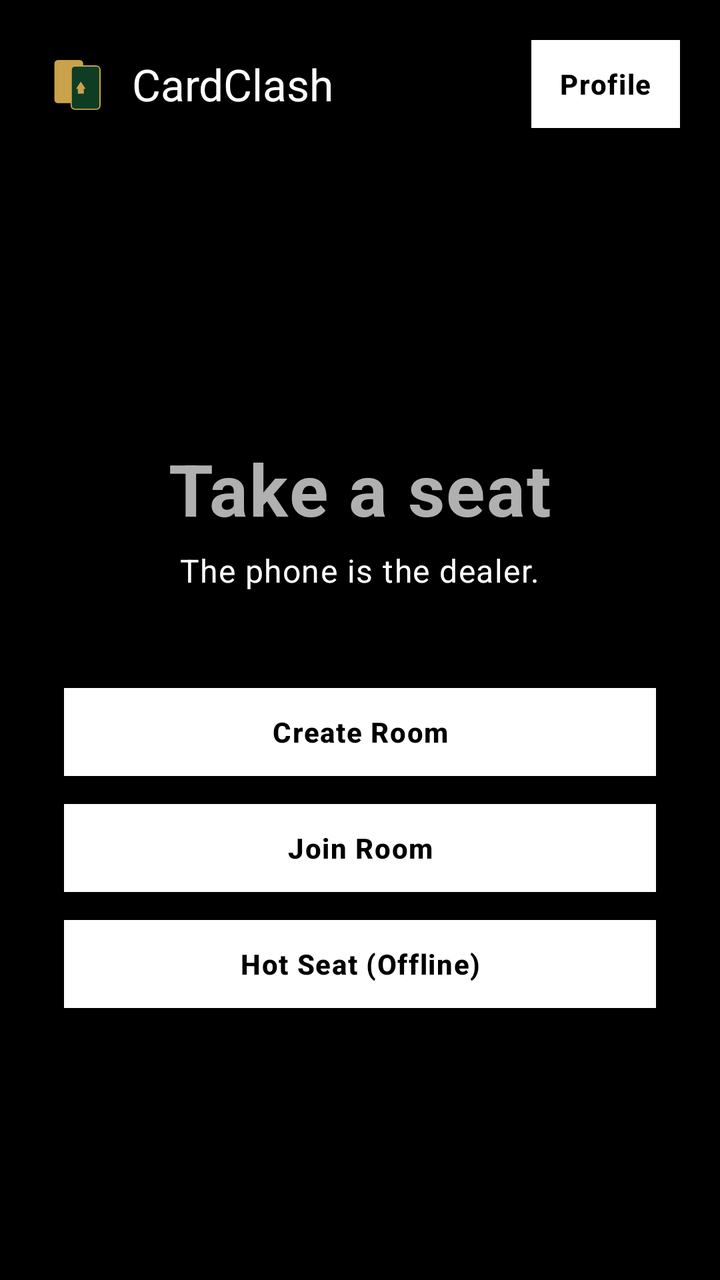
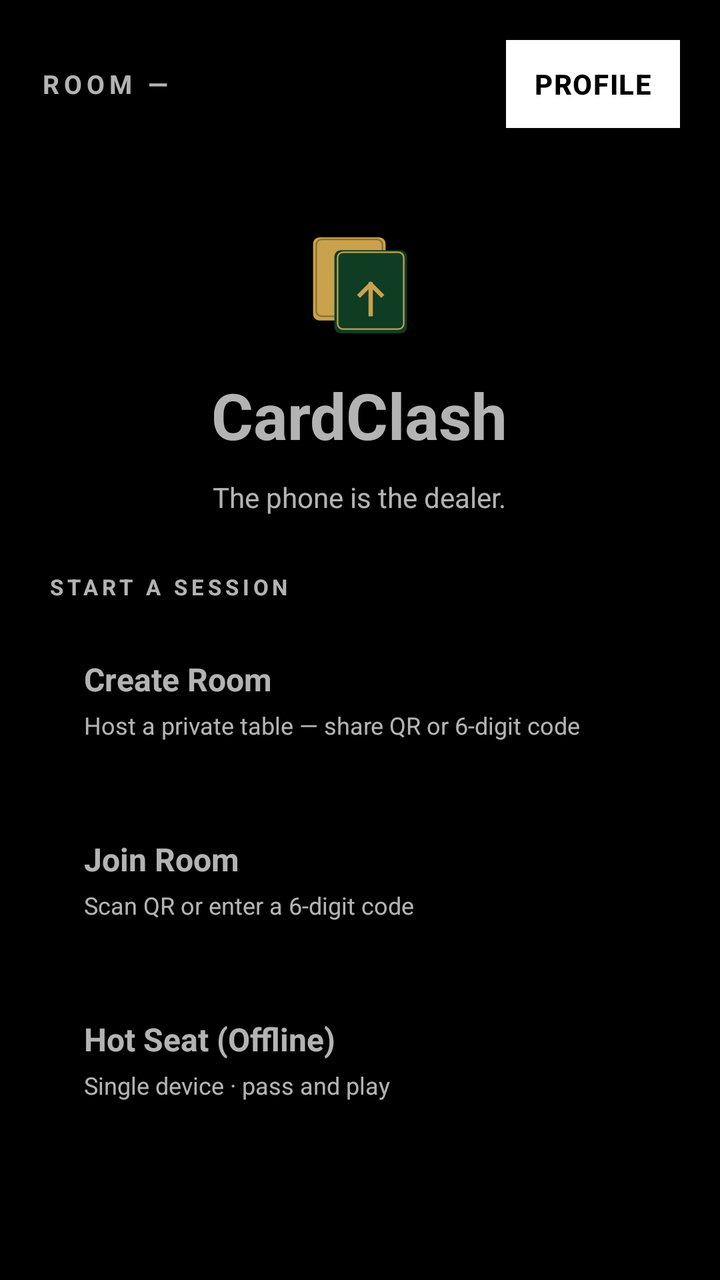

The first picture is an Android layout as it rendered before a commit; the second is the same layout after the commit. The layout source and the unified diff follow.
<!-- AndroidManifest.xml: application theme Theme.CardClash.Dev -->
<!-- res/layout/activity_home.xml -->
<?xml version="1.0" encoding="utf-8"?>
<androidx.constraintlayout.widget.ConstraintLayout
    xmlns:android="http://schemas.android.com/apk/res/android"
    xmlns:app="http://schemas.android.com/apk/res-auto"
    android:layout_width="match_parent"
    android:layout_height="match_parent">

    <LinearLayout
        android:id="@+id/topBar"
        android:layout_width="match_parent"
        android:layout_height="wrap_content"
        android:orientation="horizontal"
        android:gravity="center_vertical"
        android:padding="20dp"
        app:layout_constraintTop_toTopOf="parent">

        <ImageView
            android:layout_width="36dp"
            android:layout_height="36dp"
            android:src="@drawable/ic_logo_cardclash" />

        <TextView
            android:layout_width="0dp"
            android:layout_weight="1"
            android:layout_height="wrap_content"
            android:text="CardClash"
            android:textAppearance="@style/CC.Text.Heading"
            android:textSize="22sp"
            android:layout_marginStart="10dp" />

        <Button
            android:id="@+id/btnProfile"
            android:layout_width="wrap_content"
            android:layout_height="wrap_content"
            android:text="Profile" />
    </LinearLayout>

    <LinearLayout
        android:layout_width="match_parent"
        android:layout_height="wrap_content"
        android:orientation="vertical"
        android:padding="32dp"
        android:gravity="center"
        app:layout_constraintTop_toBottomOf="@id/topBar"
        app:layout_constraintBottom_toBottomOf="parent">

        <TextView
            android:id="@+id/tvWelcome"
            android:layout_width="wrap_content"
            android:layout_height="wrap_content"
            android:text="Take a seat"
            android:textAppearance="@style/CC.Text.Display"
            android:textSize="36sp"
            android:layout_marginBottom="6dp" />

        <TextView
            android:layout_width="wrap_content"
            android:layout_height="wrap_content"
            android:text="The phone is the dealer."
            android:textAppearance="@style/CC.Text.Body"
            android:layout_marginBottom="48dp" />

        <Button
            android:id="@+id/btnCreateRoom"
            android:layout_width="match_parent"
            android:layout_height="wrap_content"
            android:text="Create Room"
            android:layout_marginBottom="14dp" />

        <Button
            android:id="@+id/btnJoinRoom"
            android:layout_width="match_parent"
            android:layout_height="wrap_content"
            android:text="Join Room"
            android:layout_marginBottom="14dp" />

        <Button
            android:id="@+id/btnHotSeat"
            android:layout_width="match_parent"
            android:layout_height="wrap_content"
            android:text="Hot Seat (Offline)" />

    </LinearLayout>

</androidx.constraintlayout.widget.ConstraintLayout>
<!-- resources referenced by this layout -->
<resources>
  <!-- drawable ic_logo_cardclash (drawable) -->
  <?xml version="1.0" encoding="utf-8"?>
  <vector xmlns:android="http://schemas.android.com/apk/res/android"
      android:width="120dp"
      android:height="120dp"
      android:viewportWidth="120"
      android:viewportHeight="120">
      
      <path
          android:fillColor="#C9A24B"
          android:pathData="M30,20 h36 a6,6 0 0 1 6,6 v60 a6,6 0 0 1 -6,6 h-36 a6,6 0 0 1 -6,-6 v-60 a6,6 0 0 1 6,-6 z" />
      <path
          android:fillColor="#0E3D24"
          android:strokeColor="#C9A24B"
          android:strokeWidth="2"
          android:pathData="M58,30 h36 a6,6 0 0 1 6,6 v60 a6,6 0 0 1 -6,6 h-36 a6,6 0 0 1 -6,-6 v-60 a6,6 0 0 1 6,-6 z" />
      <path
          android:fillColor="#C9A24B"
          android:pathData="M76,68 l-8,-12 l-8,12 l3,0 l0,8 l10,0 l0,-8 z" />
  </vector>
  <style name="CC.Text.Body" parent="TextAppearance.MaterialComponents.Body1" />
  <style name="CC.Text.Display" parent="TextAppearance.MaterialComponents.Headline3">
          <item name="android:fontFamily">serif</item>
          <item name="android:textStyle">bold</item>
          <item name="android:letterSpacing">0.02</item>
      </style>
  <style name="CC.Text.Heading" parent="TextAppearance.MaterialComponents.Headline5">
          <item name="android:fontFamily">serif</item>
      </style>
  <color name="dev_text_primary">#FFFFFF</color>
  <color name="dev_background">#000000</color>
  <color name="dev_surface">#111111</color>
  <color name="dev_text_secondary">#B0B0B0</color>
  <color name="dev_text_hint">#666666</color>
  <style name="CC.Button.Dev" parent="Widget.MaterialComponents.Button">
          <item name="backgroundTint">@null</item>
          <item name="android:background">@drawable/bg_btn_primary_dev</item>
          <item name="android:textColor">@color/dev_btn_text</item>
          <item name="cornerRadius">0dp</item>
          <item name="android:fontFamily">sans-serif-medium</item>
          <item name="android:letterSpacing">0.04</item>
          <item name="android:textAllCaps">false</item>
          <item name="android:textStyle">bold</item>
          <item name="android:textSize">14sp</item>
          <item name="android:minHeight">44dp</item>
          <item name="android:minWidth">72dp</item>
          <item name="android:paddingLeft">14dp</item>
          <item name="android:paddingRight">14dp</item>
          <item name="elevation">0dp</item>
          <item name="rippleColor">@color/dev_pressed</item>
      </style>
  <style name="CC.Switch.Dev" parent="Widget.AppCompat.CompoundButton.Switch">
          <item name="android:thumbTint">@color/dev_text_primary</item>
          <item name="android:trackTint">@color/dev_surface_elev</item>
      </style>
  <!-- drawable bg_btn_primary_dev (drawable) -->
  <?xml version="1.0" encoding="utf-8"?>
  <selector xmlns:android="http://schemas.android.com/apk/res/android">
      <item android:state_enabled="false">
          <shape android:shape="rectangle">
              <solid android:color="@color/dev_disabled_bg" />
              <stroke android:width="2dp" android:color="@color/dev_disabled_text" />
              <corners android:radius="0dp" />
          </shape>
      </item>
      <item android:state_pressed="true">
          <shape android:shape="rectangle">
              <solid android:color="@color/dev_pressed" />
              <stroke android:width="2dp" android:color="@color/dev_text_primary" />
              <corners android:radius="0dp" />
          </shape>
      </item>
      <item>
          <shape android:shape="rectangle">
              <solid android:color="@color/dev_text_primary" />
              <stroke android:width="2dp" android:color="@color/dev_text_primary" />
              <corners android:radius="0dp" />
          </shape>
      </item>
  </selector>
  <color name="dev_pressed">#444444</color>
  <color name="dev_surface_elev">#1F1F1F</color>
  <color name="dev_disabled_bg">#222222</color>
  <color name="dev_disabled_text">#555555</color>
  <!-- unchanged entries left out for length: 1 -->
</resources>

<!-- the commit's change to res/layout/activity_home.xml (unified diff, before → after) -->
@@ -14,72 +14,159 @@
         android:padding="20dp"
         app:layout_constraintTop_toTopOf="parent">
 
-        <ImageView
-            android:layout_width="36dp"
-            android:layout_height="36dp"
-            android:src="@drawable/ic_logo_cardclash" />
-
         <TextView
+            android:id="@+id/topbarLabel"
             android:layout_width="0dp"
             android:layout_weight="1"
             android:layout_height="wrap_content"
-            android:text="CardClash"
-            android:textAppearance="@style/CC.Text.Heading"
-            android:textSize="22sp"
-            android:layout_marginStart="10dp" />
+            android:text="ROOM —"
+            android:textStyle="bold"
+            android:textSize="13sp"
+            android:letterSpacing="0.18" />
 
         <Button
             android:id="@+id/btnProfile"
             android:layout_width="wrap_content"
             android:layout_height="wrap_content"
-            android:text="Profile" />
+            android:text="PROFILE" />
     </LinearLayout>
 
-    <LinearLayout
+    <ScrollView
         android:layout_width="match_parent"
-        android:layout_height="wrap_content"
-        android:orientation="vertical"
-        android:padding="32dp"
-        android:gravity="center"
+        android:layout_height="0dp"
+        android:fillViewport="true"
         app:layout_constraintTop_toBottomOf="@id/topBar"
         app:layout_constraintBottom_toBottomOf="parent">
 
-        <TextView
-            android:id="@+id/tvWelcome"
-            android:layout_width="wrap_content"
-            android:layout_height="wrap_content"
-            android:text="Take a seat"
-            android:textAppearance="@style/CC.Text.Display"
-            android:textSize="36sp"
-            android:layout_marginBottom="6dp" />
-
-        <TextView
-            android:layout_width="wrap_content"
-            android:layout_height="wrap_content"
-            android:text="The phone is the dealer."
-            android:textAppearance="@style/CC.Text.Body"
-            android:layout_marginBottom="48dp" />
-
-        <Button
-            android:id="@+id/btnCreateRoom"
+        <LinearLayout
             android:layout_width="match_parent"
             android:layout_height="wrap_content"
-            android:text="Create Room"
-            android:layout_marginBottom="14dp" />
+            android:orientation="vertical"
+            android:gravity="center_horizontal"
+            android:padding="24dp">
 
-        <Button
-            android:id="@+id/btnJoinRoom"
-            android:layout_width="match_parent"
-            android:layout_height="wrap_content"
-            android:text="Join Room"
-            android:layout_marginBottom="14dp" />
+            <ImageView
+                android:layout_width="64dp"
+                android:layout_height="64dp"
+                android:src="@drawable/ic_logo_cardclash"
+                android:layout_marginBottom="14dp" />
 
-        <Button
-            android:id="@+id/btnHotSeat"
-            android:layout_width="match_parent"
-            android:layout_height="wrap_content"
-            android:text="Hot Seat (Offline)" />
+            <TextView
+                android:id="@+id/tvWelcome"
+                android:layout_width="wrap_content"
+                android:layout_height="wrap_content"
+                android:text="CardClash"
+                android:textSize="32sp"
+                android:textStyle="bold"
+                android:layout_marginBottom="10dp" />
 
-    </LinearLayout>
+            <TextView
+                android:id="@+id/tvSubtitle"
+                android:layout_width="wrap_content"
+                android:layout_height="wrap_content"
+                android:text="The phone is the dealer."
+                android:textSize="14sp"
+                android:layout_marginBottom="28dp" />
+
+            <TextView
+                android:id="@+id/tvSessionLabel"
+                android:layout_width="match_parent"
+                android:layout_height="wrap_content"
+                android:text="START A SESSION"
+                android:textSize="11sp"
+                android:textStyle="bold"
+                android:letterSpacing="0.18"
+                android:layout_marginBottom="10dp" />
+
+            <LinearLayout
+                android:id="@+id/cardCreate"
+                android:layout_width="match_parent"
+                android:layout_height="wrap_content"
+                android:orientation="vertical"
+                android:padding="18dp"
+                android:layout_marginBottom="12dp"
+                android:clickable="true"
+                android:focusable="true">
+
+                <TextView
+                    android:id="@+id/cardCreateTitle"
+                    android:layout_width="wrap_content"
+                    android:layout_height="wrap_content"
+                    android:text="Create Room"
+                    android:textStyle="bold"
+                    android:textSize="16sp" />
+
+                <TextView
+                    android:id="@+id/cardCreateBody"
+                    android:layout_width="wrap_content"
+                    android:layout_height="wrap_content"
+                    android:text="Host a private table — share QR or 6-digit code"
+                    android:textSize="12sp"
+                    android:layout_marginTop="4dp" />
+            </LinearLayout>
+
+            <LinearLayout
+                android:id="@+id/cardJoin"
+                android:layout_width="match_parent"
+                android:layout_height="wrap_content"
+                android:orientation="vertical"
+                android:padding="18dp"
+                android:layout_marginBottom="12dp"
+                android:clickable="true"
+                android:focusable="true">
+
+                <TextView
+                    android:id="@+id/cardJoinTitle"
+                    android:layout_width="wrap_content"
+                    android:layout_height="wrap_content"
+                    android:text="Join Room"
+                    android:textStyle="bold"
+                    android:textSize="16sp" />
+
+                <TextView
+                    android:id="@+id/cardJoinBody"
+                    android:layout_width="wrap_content"
+                    android:layout_height="wrap_content"
+                    android:text="Scan QR or enter a 6-digit code"
+                    android:textSize="12sp"
+                    android:layout_marginTop="4dp" />
+            </LinearLayout>
+
+            <LinearLayout
+                android:id="@+id/cardHotSeat"
+                android:layout_width="match_parent"
+                android:layout_height="wrap_content"
+                android:orientation="vertical"
+                android:padding="18dp"
+                android:clickable="true"
+                android:focusable="true">
+
+                <TextView
+                    android:id="@+id/cardHotSeatTitle"
+                    android:layout_width="wrap_content"
+                    android:layout_height="wrap_content"
+                    android:text="Hot Seat (Offline)"
+                    android:textStyle="bold"
+                    android:textSize="16sp" />
+
+                <TextView
+                    android:id="@+id/cardHotSeatBody"
+                    android:layout_width="wrap_content"
+                    android:layout_height="wrap_content"
+                    android:text="Single device · pass and play"
+                    android:textSize="12sp"
+                    android:layout_marginTop="4dp" />
+            </LinearLayout>
+
+            <View android:layout_width="match_parent" android:layout_height="20dp" />
+
+            <TextView
+                android:id="@+id/tvFooter"
+                android:layout_width="wrap_content"
+                android:layout_height="wrap_content"
+                android:text=""
+                android:textSize="11sp" />
+        </LinearLayout>
+    </ScrollView>
 
 </androidx.constraintlayout.widget.ConstraintLayout>
<!-- resource entries referenced after the edit -->
@@ -10,25 +10,30 @@
       
       <path
           android:fillColor="#C9A24B"
-          android:pathData="M30,20 h36 a6,6 0 0 1 6,6 v60 a6,6 0 0 1 -6,6 h-36 a6,6 0 0 1 -6,-6 v-60 a6,6 0 0 1 6,-6 z" />
+          android:pathData="M22,20 h56 a6,6 0 0 1 6,6 v66 a6,6 0 0 1 -6,6 h-56 a6,6 0 0 1 -6,-6 v-66 a6,6 0 0 1 6,-6 z" />
+      <path
+          android:fillColor="#00000000"
+          android:strokeColor="#8C6E2E"
+          android:strokeWidth="1.4"
+          android:pathData="M24,22 h52 a5,5 0 0 1 5,5 v62 a5,5 0 0 1 -5,5 h-52 a5,5 0 0 1 -5,-5 v-62 a5,5 0 0 1 5,-5 z" />
+      
       <path
           android:fillColor="#0E3D24"
+          android:pathData="M42,32 h56 a6,6 0 0 1 6,6 v66 a6,6 0 0 1 -6,6 h-56 a6,6 0 0 1 -6,-6 v-66 a6,6 0 0 1 6,-6 z" />
+      <path
+          android:fillColor="#00000000"
           android:strokeColor="#C9A24B"
-          android:strokeWidth="2"
-          android:pathData="M58,30 h36 a6,6 0 0 1 6,6 v60 a6,6 0 0 1 -6,6 h-36 a6,6 0 0 1 -6,-6 v-60 a6,6 0 0 1 6,-6 z" />
+          android:strokeWidth="1.4"
+          android:pathData="M44,34 h52 a5,5 0 0 1 5,5 v62 a5,5 0 0 1 -5,5 h-52 a5,5 0 0 1 -5,-5 v-62 a5,5 0 0 1 5,-5 z" />
+      
       <path
-          android:fillColor="#C9A24B"
-          android:pathData="M76,68 l-8,-12 l-8,12 l3,0 l0,8 l10,0 l0,-8 z" />
+          android:fillColor="#00000000"
+          android:strokeColor="#C9A24B"
+          android:strokeWidth="4"
+          android:strokeLineCap="square"
+          android:strokeLineJoin="miter"
+          android:pathData="M70,92 V64 M70,64 L60,74 M70,64 L80,74" />
   </vector>
-  <style name="CC.Text.Body" parent="TextAppearance.MaterialComponents.Body1" />
-  <style name="CC.Text.Display" parent="TextAppearance.MaterialComponents.Headline3">
-          <item name="android:fontFamily">serif</item>
-          <item name="android:textStyle">bold</item>
-          <item name="android:letterSpacing">0.02</item>
-      </style>
-  <style name="CC.Text.Heading" parent="TextAppearance.MaterialComponents.Headline5">
-          <item name="android:fontFamily">serif</item>
-      </style>
   <color name="dev_text_primary">#FFFFFF</color>
   <color name="dev_background">#000000</color>
   <color name="dev_surface">#111111</color>
